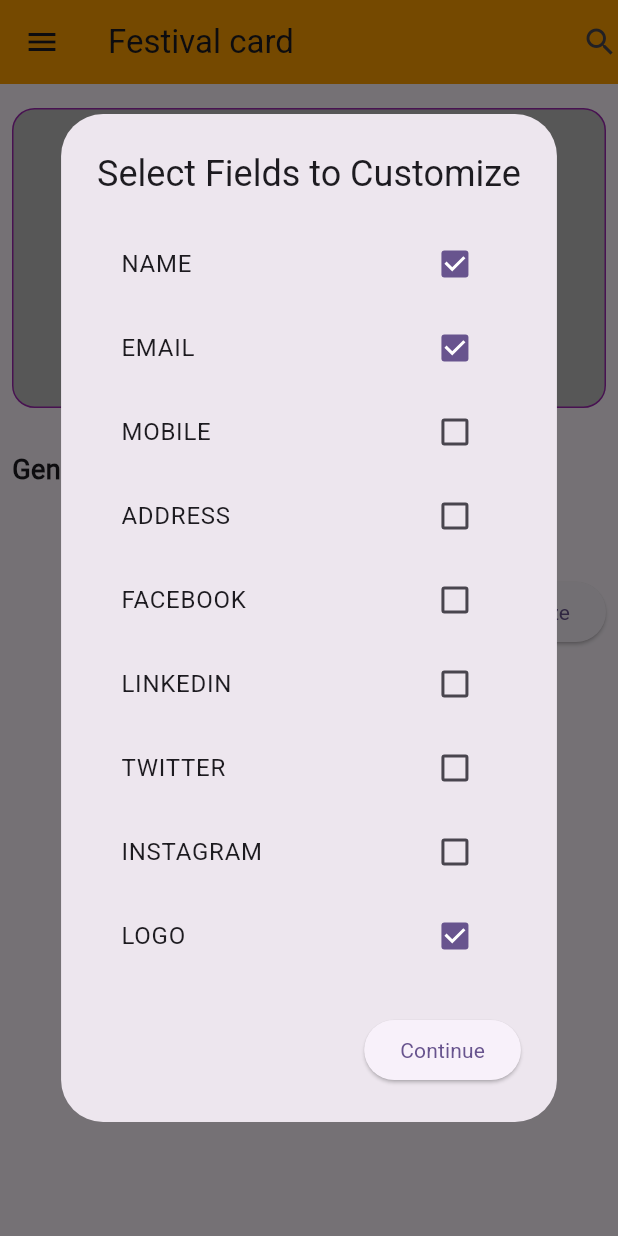
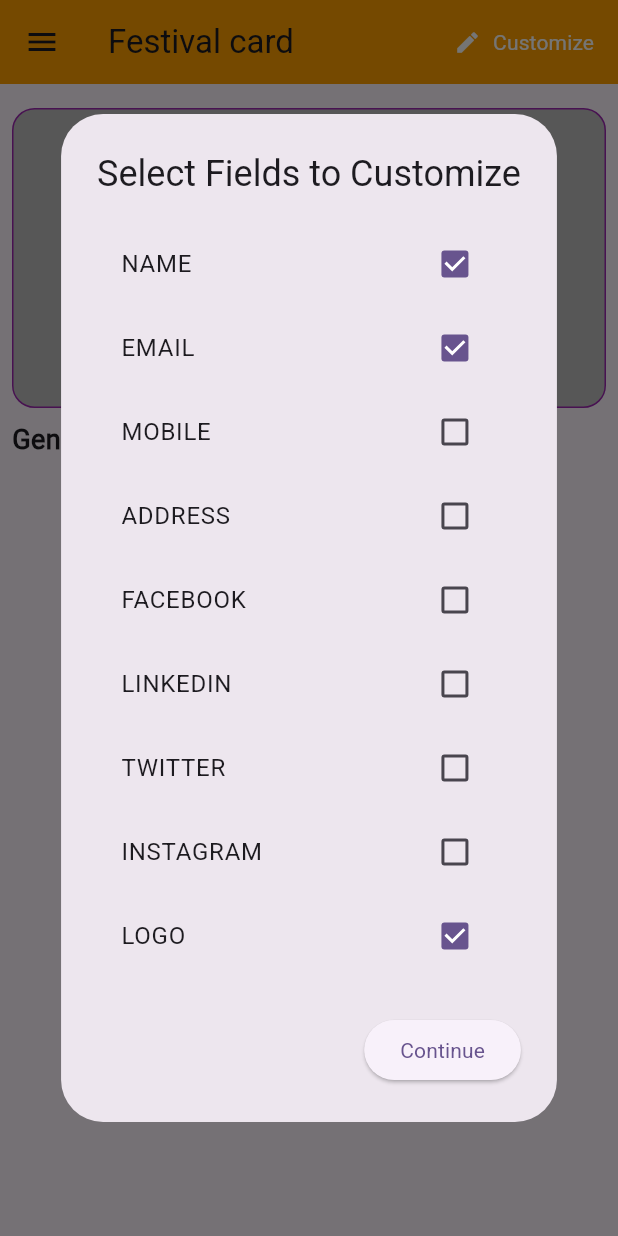
Before and after one commit to Dhvani006/bizpostify, a Flutter app: the HomePage screen opened directly with empty values, after a tap on "Customize", on a phone screen of 412 x 824 dp. Run offline on Flutter 3.47's test engine with Material 3 defaults, Android fonts, the phone set to English and light mode, and no system bars; our stand-ins replace flutter_colorpicker, gallery_saver, image_picker, permission_handler, screenshot; network calls fail.

Commit message:
homepage_working_again

```diff
--- a/lib/homepage.dart
+++ b/lib/homepage.dart
@@ -1,5 +1,6 @@
 import 'dart:convert';
 import 'dart:io';
+import 'package:festival_card/SeeMorePage.dart';
 import 'package:flutter/material.dart';
 import 'package:http/http.dart' as http;
 
@@ -81,9 +82,36 @@ class _HomePageState extends State<HomePage> {
       appBar: AppBar(
         title: const Text('Festival card'),
         backgroundColor: Colors.amber[700],
-        actions: const [Icon(Icons.search)],
         leading: const Icon(Icons.menu),
+        actions: [
+          TextButton.icon(
+            onPressed: () {
+              showDialog(
+                context: context,
+                builder: (context) => CompanyInfoSelectionDialog(
+                  companyInfo: CompanyInfo(
+                    name: widget.companyName,
+                    email: widget.email,
+                    mobile: widget.mobile,
+                    address: widget.address,
+                    facebook: widget.facebook,
+                    linkedin: widget.linkedin,
+                    twitter: widget.twitter,
+                    instagram: widget.instagram,
+                    logoPath: widget.logo,
+                  ),
+                ),
+              );
+            },
+            icon: const Icon(Icons.edit, color: Colors.white),
+            label: const Text(
+              'Customize',
+              style: TextStyle(color: Colors.white),
+            ),
+          ),
+        ],
       ),
+
       body: isLoading
           ? const Center(child: CircularProgressIndicator())
           : ListView(
@@ -99,12 +127,6 @@ class _HomePageState extends State<HomePage> {
               border: Border.all(color: Colors.purple),
             ),
           ),
-
-          // ---------- Priority Categories ----------
-          for (var item in priorityTemplates)
-            _buildCategorySection(item['category'], item['templates']),
-
-          const SizedBox(height: 20),
 
           // ---------- General Category Section ----------
           const Text(
@@ -191,31 +213,15 @@ class _HomePageState extends State<HomePage> {
 
           const SizedBox(height: 30),
 
-          // ---------- Customize Button ----------
-          Align(
-            alignment: Alignment.centerRight,
-            child: ElevatedButton(
-              onPressed: () {
-                showDialog(
-                  context: context,
-                  builder: (context) => CompanyInfoSelectionDialog(
-                    companyInfo: CompanyInfo(
-                      name: widget.companyName,
-                      email: widget.email,
-                      mobile: widget.mobile,
-                      address: widget.address,
-                      facebook: widget.facebook,
-                      linkedin: widget.linkedin,
-                      twitter: widget.twitter,
-                      instagram: widget.instagram,
-                      logoPath: widget.logo,
-                    ),
-                  ),
-                );
-              },
-              child: const Text('Customize'),
-            ),
-          ),
+          // ---------- Priority Categories ----------
+          for (var item in priorityTemplates)
+            _buildCategorySection(item['category'], item['templates']),
+
+          const SizedBox(height: 20),
+
+
+
+
         ],
       ),
     );
@@ -237,10 +243,19 @@ class _HomePageState extends State<HomePage> {
               ),
               TextButton(
                 onPressed: () {
-                  // Implement full view navigation if needed
+                  Navigator.push(
+                    context,
+                    MaterialPageRoute(
+                      builder: (context) => SeeMorePage(
+                        categoryTitle: category,
+                        templates: templates,
+                      ),
+                    ),
+                  );
                 },
                 child: const Text('see more', style: TextStyle(color: Colors.purple)),
               ),
+
             ],
           ),
           const SizedBox(height: 8),
```
Also changed, not shown: lib/SeeMorePage.dart (added, +47 -0 lines), pubspec.lock.
